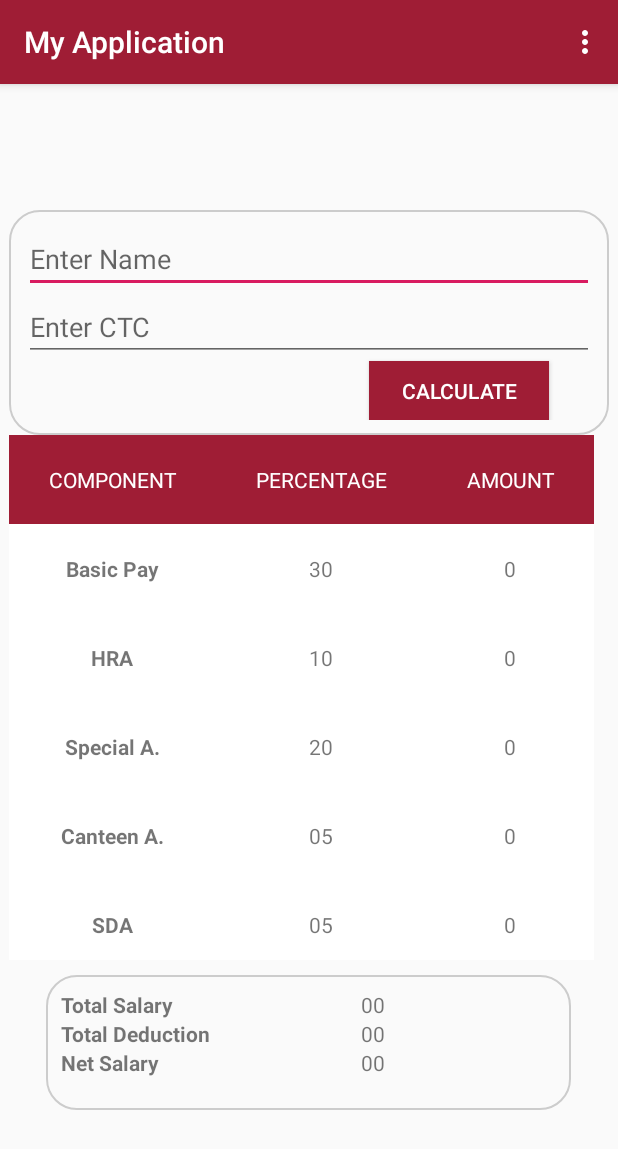
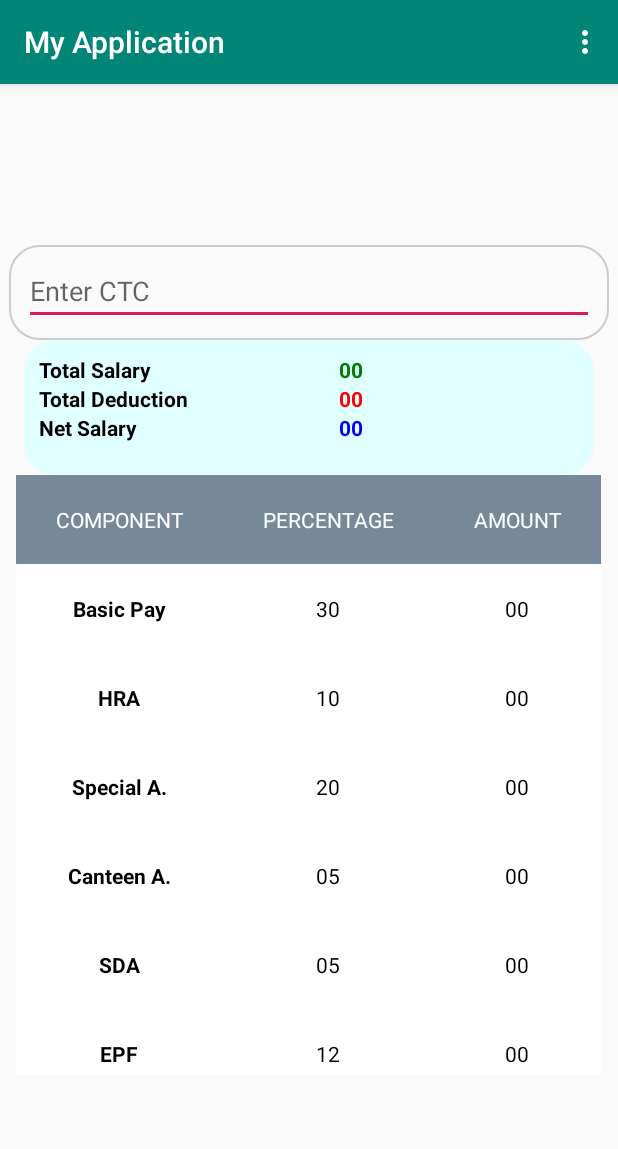
Before and after one commit to Pranali-Gaikwad/Salary-Calculator, an Android app: the screen it shows after launch (NewActivity), in the options menu, after a tap on "History", on a phone screen of 412 x 824 dp. Shown: the top 1149 px of the screen. Run offline under Robolectric (Android 15) with nearby library versions, the phone set to English and light mode, and no system bars.

Commit message:
Add Validation method for CTC and remove Calculate Button Use another option to dispaly result

```diff
--- a/app/src/main/AndroidManifest.xml
+++ b/app/src/main/AndroidManifest.xml
@@ -6,13 +6,14 @@
         android:allowBackup="true"
         android:icon="@mipmap/ic_launcher"
         android:label="@string/app_name"
+
         android:roundIcon="@mipmap/ic_launcher_round"
         android:supportsRtl="true"
         android:theme="@style/AppTheme">
 
         <activity android:name=".ThirdActivity"></activity>
         <activity android:name=".NewActivity"
-       android:windowSoftInputMode="adjustPan"> </activity>>
+       android:windowSoftInputMode="adjustResize|adjustPan"> </activity>>
         <activity android:name=".FourthActivity"></activity>
 
 
--- a/app/src/main/java/com/example/myapplication/NewActivity.java
+++ b/app/src/main/java/com/example/myapplication/NewActivity.java
@@ -5,10 +5,10 @@ import androidx.appcompat.app.AppCompatActivity;
 import android.content.Intent;
 import android.os.Bundle;
 import android.text.TextUtils;
+import android.view.KeyEvent;
 import android.view.Menu;
 import android.view.MenuItem;
 import android.view.View;
-import android.widget.Button;
 import android.widget.EditText;
 import android.widget.TextView;
 import java.text.DecimalFormat;
@@ -18,7 +18,6 @@ public class NewActivity extends AppCompatActivity {
     private static DecimalFormat df2 = new DecimalFormat("#.##");
 
     EditText ctc1;
-    Button btncal;
 
     TextView basicpayPer1;
     TextView basicpayAmt1;
@@ -52,6 +51,13 @@ public class NewActivity extends AppCompatActivity {
     double sap=20;
     double cap=5;
     double sdap=5;
+    double epfp=12;
+    double taxp;
+    double epfa;
+    double taxa;
+
+    double neta;
+
 
 
 
@@ -68,7 +74,6 @@ public class NewActivity extends AppCompatActivity {
         setContentView(R.layout.new_activity);
 
         ctc1 = findViewById(R.id.ctc);
-        btncal = findViewById(R.id.btnCalculate);
 
         basicpayPer1 = findViewById(R.id.basicPayPer);
         basicpayAmt1 = findViewById(R.id.basicPayAmt);
@@ -93,52 +98,74 @@ public class NewActivity extends AppCompatActivity {
 
         netsalaryAmt1 = findViewById(R.id.netsalaryAmt);
 
+        total=findViewById(R.id.permonth);
+        ded=findViewById(R.id.permonthDeduction);
+        net=findViewById(R.id.NetFinalDisplay);
 
-
-        btncal.setOnClickListener(new View.OnClickListener() {
-            @Override
-            public void onClick(View v) {
+        ctc1.setOnKeyListener(new EditText.OnKeyListener()
+        {
+            public boolean onKey(View v, int KeyCode, KeyEvent event) {
+                if (event.getAction() == KeyEvent.ACTION_DOWN) {
+                    switch (KeyCode) {
+                        case KeyEvent.KEYCODE_DPAD_CENTER:
+                        case KeyEvent.KEYCODE_ENTER:
                             calculatorMethod();
+                            return true;
+                        default:
+                            break;
 
                     }
+                }
+                return false;
+            }
             });
+    }
+    boolean isEmpty(EditText text)
+    {
+        CharSequence str= text.getText().toString();
+        return TextUtils.isEmpty(str);
 
     }
     public void calculatorMethod() {
 
+        if (isEmpty(ctc1)) {
+            ctc1.setError("CTC is Required");
+
+        } else {
             double ctcSalary = Double.parseDouble(ctc1.getText().toString());
             double bpAmt = Double.parseDouble(basicpayAmt1.getText().toString());
             double hraA = Double.parseDouble(hraAmt1.getText().toString());
             double saa = Double.parseDouble(saAmt1.getText().toString());
             double caa = Double.parseDouble(caAmt1.getText().toString());
             double sdaa = Double.parseDouble(sdaAmt1.getText().toString());
-        double epfp = Double.parseDouble(epfPer1.getText().toString());
-        double epfa = Double.parseDouble(epfAmt1.getText().toString());
-        double taxp = Double.parseDouble(taxPer1.getText().toString());
-        double taxa = Double.parseDouble(taxAmt1.getText().toString());
-        double neta = Double.parseDouble(netsalaryAmt1.getText().toString());
+           // double epfp = Double.parseDouble(epfPer1.getText().toString());
+           // double epfa = Double.parseDouble(epfAmt1.getText().toString());
+           // double taxp = Double.parseDouble(taxPer1.getText().toString());
+          //  double taxa = Double.parseDouble(taxAmt1.getText().toString());
+          //  double neta = Double.parseDouble(netsalaryAmt1.getText().toString());
 
-        epfp = 12;
+
 
 
             if (ctcSalary >= 0 && ctcSalary <= 250000) {
                 taxp = 0;
-            taxa = (ctcSalary * taxp / 100)/12;
+                taxa = (ctcSalary * taxp / 100) / 12;
 
             } else if (ctcSalary > 250000 && ctcSalary <= 500000) {
                 taxp = 5;
-            taxa = (ctcSalary * taxp / 100)/12;
+                double above2AndHalf = ctcSalary - 250000;
+                taxa = (above2AndHalf * taxp / 100) / 12;
 
             } else if (ctcSalary > 500000 && ctcSalary <= 1000000) {
                 taxp = 20;
-            double above5=ctcSalary-500000;
-            taxa =(12500+(above5 * taxp /100))/12;
+                double above5 = ctcSalary - 500000;
+                taxa = (12500 + (above5 * taxp / 100)) / 12;
 
             } else {
-            taxp=30;
-            double above5=ctcSalary-1000000;
+                taxp = 30;
+                double above10 = ctcSalary - 1000000;
 
-            taxa =(112500+(above5 * taxp /100))/12;
+                taxa = (112500 + (above10 * taxp / 100)) / 12;
 
             }
 
@@ -148,9 +175,9 @@ public class NewActivity extends AppCompatActivity {
             caa = (ctcSalary / 12) * cap / 100;
             sdaa = (ctcSalary / 12) * sdap / 100;
             epfa = (ctcSalary / 12) * epfp / 100;
-
             neta = (ctcSalary / 12) - (epfa + taxa);
 
+            double t=bpPer+hrap+sap+cap+sdap+epfp+taxp;
 
             basicpayAmt1.setText(String.valueOf(df2.format(bpAmt)));
             hraAmt1.setText(String.valueOf(df2.format(hraA)));
@@ -162,17 +189,16 @@ public class NewActivity extends AppCompatActivity {
             taxPer1.setText(String.valueOf(taxp));
             taxAmt1.setText(String.valueOf(df2.format(taxa)));
             netsalaryAmt1.setText(String.valueOf(df2.format(neta)));
+            total.setText(String.valueOf(df2.format((ctcSalary / 12))));
+            ded.setText(String.valueOf(df2.format((taxa + epfa))));
+            net.setText(String.valueOf(df2.format(neta)));
+
+        }
+
     }
 
 
 
-
-    boolean isEmpty(EditText text)
-    {
-        CharSequence str= text.getText().toString();
-        return TextUtils.isEmpty(str);
-
-    }
 
     @Override
     public boolean onOptionsItemSelected(@NonNull MenuItem item)
@@ -208,12 +234,61 @@ public class NewActivity extends AppCompatActivity {
                 sap = Double.parseDouble(texts);
                 cap = Double.parseDouble(textc);
                 sdap = Double.parseDouble(textsd);
+                double ctcSalary = Double.parseDouble(ctc1.getText().toString());
+
+                if (bpPer!=30)
+                {
+
+                    double bpAmt = Double.parseDouble(basicpayAmt1.getText().toString());
+                    bpAmt = (ctcSalary / 12) * bpPer / 100;
+                     basicpayAmt1.setText(String.valueOf(df2.format(bpAmt)));
+
+
+                }
+                if (hrap!=10)
+                {
+
+                    double hraA = Double.parseDouble(hraAmt1.getText().toString());
+                    hraA = (ctcSalary / 12) * hrap / 100;
+                    hraAmt1.setText(String.valueOf(df2.format(hraA)));
+
+                }
+                if (sap!=20)
+                {
+                    double saa = Double.parseDouble(saAmt1.getText().toString());
+                    saa = (ctcSalary / 12) * sap / 100;
+                    saAmt1.setText(String.valueOf(df2.format(saa)));
+
+                }
+              if (cap!=5)
+                {
+
+                    double caa = Double.parseDouble(caAmt1.getText().toString());
+                    caa = (ctcSalary / 12) * cap / 100;
+                    caAmt1.setText(String.valueOf(df2.format(caa)));
+
+
+
+                }
+             if(sdap!=5)
+                {
+                    double sdaa = Double.parseDouble(sdaAmt1.getText().toString());
+                    sdaa = (ctcSalary / 12) * sdap / 100;
+                    sdaAmt1.setText(String.valueOf(df2.format(sdaa)));
+
+                }
 
                 basicpayPer1.setText(String.valueOf(bpPer));
                 hraPer1.setText(String.valueOf(hrap));
                 saPer1.setText(String.valueOf(sap));
                 caPer1.setText(String.valueOf(cap));
                 sdaPer1.setText(String.valueOf(sdap));
+                total.setText(String.valueOf(df2.format((ctcSalary / 12))));
+
+                epfp = 12;
+                epfa = (ctcSalary / 12) * epfp / 100;
+                ded.setText(String.valueOf(df2.format((taxa + epfa))));
+                net.setText(String.valueOf(df2.format(neta)));
 
             }
         }
--- a/app/src/main/res/layout/activity_main.xml
+++ b/app/src/main/res/layout/activity_main.xml
@@ -26,7 +26,7 @@
             <ImageView
                 android:layout_width="400sp"
                 android:layout_height="450sp"
-                android:background="#9f1d35"
+                android:background="#DCDCDC"
                 android:gravity="center"
                 android:src="@drawable/salaryimage" />
 
@@ -39,7 +39,7 @@
             android:layout_marginBottom="30sp"
             android:gravity="center"
             android:text="@string/title"
-            android:textColor="#9f1d35"
+
             android:textSize="30dp"
             android:textStyle="bold" />
     </LinearLayout>
--- a/app/src/main/res/layout/new_activity.xml
+++ b/app/src/main/res/layout/new_activity.xml
@@ -8,17 +8,9 @@
 
     <LinearLayout
         android:layout_width="400dp"
-        android:layout_height="150dp"
+        android:layout_height="63dp"
         android:background="@drawable/customborder"
         android:orientation="vertical">
-
-
-        <EditText
-            android:id="@+id/name"
-            android:layout_width="match_parent"
-            android:layout_height="wrap_content"
-            android:hint="Enter Name" />
-
 
         <EditText
             android:id="@+id/ctc"
@@ -27,33 +19,89 @@
             android:layout_height="wrap_content"
             android:hint="Enter CTC" />
 
-        <Button
-            android:id="@+id/btnCalculate"
-            android:layout_width="120dp"
-            android:layout_height="wrap_content"
-            android:layout_marginLeft="230sp"
-            android:background="#9f1d35"
-            android:text="@string/btncheck"
-            android:textColor="#ffffff" />
+    </LinearLayout>
+    <LinearLayout
+        android:orientation="vertical"
+        android:layout_width="380dp"
+        android:layout_height="90dp"
 
+        android:backgroundTint="#e0ffff"
+        android:background="@drawable/customborder">
+
+        <LinearLayout android:orientation="horizontal"
+            android:layout_width="fill_parent"
+            android:layout_height="wrap_content">
+            <TextView
+                android:textStyle="bold"
+                android:layout_width="200dp"
+                android:layout_height="match_parent"
+                android:textColor="#000000"
+                android:text="Total Salary" />
+
+            <TextView
+                android:text="00"
+                android:textColor="#007d00"
+                android:textStyle="bold"
+                android:layout_width="200dp"
+                android:layout_height="match_parent"
+                android:id="@+id/permonth" />
+
+        </LinearLayout>
+        <LinearLayout android:orientation="horizontal"
+            android:layout_width="fill_parent"
+            android:layout_height="wrap_content">
+            <TextView
+                android:textStyle="bold"
+                android:layout_width="200dp"
+                android:textColor="#000000"
+                android:layout_height="match_parent"
+                android:text="Total Deduction" />
+
+            <TextView
+                android:text="00"
+                android:layout_width="200dp"
+                android:layout_height="match_parent"
+                android:textColor="#ff0000"
+                android:textStyle="bold"
+                android:id="@+id/permonthDeduction" />
+
+        </LinearLayout>
+        <LinearLayout android:orientation="horizontal"
+            android:layout_width="fill_parent"
+            android:layout_height="wrap_content">
+            <TextView
+                android:textStyle="bold"
+                android:layout_width="200dp"
+                android:textColor="#000000"
+                android:layout_height="match_parent"
+                android:text="Net Salary" />
+
+            <TextView
+                android:text="00"
+                android:textColor="#0000ff"
+                android:textStyle="bold"
+                android:layout_width="200dp"
+                android:layout_height="match_parent"
+                android:id="@+id/NetFinalDisplay" />
+
+        </LinearLayout>
     </LinearLayout>
-
-    <LinearLayout
-        android:layout_width="400dp"
-        android:layout_height="wrap_content"
+        <LinearLayout
+        android:layout_width="390dp"
+        android:layout_height="400dp"
         android:orientation="horizontal"
 
         android:gravity="center">
 
         <ScrollView xmlns:android="http://schemas.android.com/apk/res/android"
             android:layout_width="match_parent"
-            android:layout_height="350dp"
+            android:layout_height="400dp"
             android:fillViewport="true">
 
         <TableLayout
 
             android:layout_width="390dp"
-            android:layout_height="match_parent"
+            android:layout_height="wrap_content"
             android:shrinkColumns="*"
             android:stretchColumns="*"
             android:background="#ffffff">
@@ -67,7 +115,7 @@
                     android:id="@+id/TextView1"
                     android:text="COMPONENT"
                     android:layout_weight="1"
-                    android:background="#9f1d35"
+                    android:background="#778899"
                     android:textColor="#ffffff"
                     android:padding="20dip"
                     android:gravity="center"/>
@@ -76,7 +124,7 @@
                     android:id="@+id/TextView2"
                     android:text="PERCENTAGE"
                     android:layout_weight="1"
-                    android:background="#9f1d35"
+                    android:background="#778899"
                     android:textColor="#ffffff"
                     android:padding="20dip"
                     android:gravity="center"/>
@@ -85,7 +133,7 @@
                     android:id="@+id/TextView3"
                     android:text="AMOUNT"
                     android:layout_weight="1"
-                    android:background="#9f1d35"
+                    android:background="#778899"
                     android:textColor="#ffffff"
                     android:padding="20dip"
                     android:gravity="center"/>
@@ -102,11 +150,13 @@
                     android:textStyle="bold"
                     android:layout_weight="1"
                     android:padding="20dip"
+                    android:textColor="#000000"
                     android:gravity="center"/>
 
                 <TextView
                     android:id="@+id/basicPayPer"
                     android:text="30"
+                    android:textColor="#000000"
                     android:layout_weight="1"
                     android:padding="20dip"
                     android:gravity="center"/>
@@ -114,6 +164,7 @@
                 <TextView
                     android:id="@+id/basicPayAmt"
                     android:text="00"
+                    android:textColor="#000000"
                     android:layout_weight="1"
                     android:padding="20dip"
                     android:gravity="center"/>
@@ -131,12 +182,14 @@
                     android:text="HRA"
                     android:textStyle="bold"
                     android:layout_weight="1"
+                    android:textColor="#000000"
                     android:padding="20dip"
                     android:gravity="center"/>
 
                 <TextView
                     android:id="@+id/hraPer"
                     android:text="10"
+                    android:textColor="#000000"
                     android:layout_weight="1"
                     android:padding="20dip"
                     android:gravity="center"/>
@@ -144,6 +197,7 @@
                 <TextView
                     android:id="@+id/hraAmt"
                     android:text="00"
+                    android:textColor="#000000"
                     android:layout_weight="1"
                     android:padding="20dip"
                     android:gravity="center"/>
@@ -159,6 +213,7 @@
                     android:text="Special A."
                     android:textStyle="bold"
                     android:layout_weight="1"
+                    android:textColor="#000000"
                     android:padding="20dip"
                     android:gravity="center"/>
 
@@ -167,11 +222,13 @@
                     android:text="20"
                     android:layout_weight="1"
                     android:padding="20dip"
+                    android:textColor="#000000"
                     android:gravity="center"/>
 
                 <TextView
                     android:id="@+id/saAmt"
                     android:text="00"
+                    android:textColor="#000000"
                     android:layout_weight="1"
                     android:padding="20dip"
                     android:gravity="center"/>
@@ -187,12 +244,14 @@
                     android:text="Canteen A."
                     android:textStyle="bold"
                     android:layout_weight="1"
+                    android:textColor="#000000"
                     android:padding="20dip"
                     android:gravity="center"/>
 
                 <TextView
                     android:id="@+id/caPer"
                     android:text="05"
+                    android:textColor="#000000"
                     android:layout_weight="1"
                     android:padding="20dip"
                     android:gravity="center"/>
@@ -200,6 +259,7 @@
                 <TextView
                     android:id="@+id/caAmt"
                     android:text="00"
+                    android:textColor="#000000"
                     android:layout_weight="1"
                     android:padding="20dip"
                     android:gravity="center"/>
@@ -214,13 +274,14 @@
 
                     android:text="SDA"
                     android:textStyle="bold"
-
+                    android:textColor="#000000"
                     android:padding="20dip"
                     android:gravity="center"/>
 
                 <TextView
                     android:id="@+id/sdaPer"
                     android:text="05"
+                    android:textColor="#000000"
                     android:layout_weight="1"
                     android:padding="20dip"
                     android:gravity="center"/>
@@ -228,6 +289,7 @@
                 <TextView
                     android:id="@+id/sdaAmt"
                     android:text="00"
+                    android:textColor="#000000"
                     android:layout_weight="1"
                     android:padding="20dip"
                     android:gravity="center"/>
@@ -242,6 +304,7 @@
 
                     android:text="EPF"
                     android:textStyle="bold"
+                    android:textColor="#000000"
                     android:layout_weight="1"
                     android:padding="20dip"
                     android:gravity="center"/>
@@ -250,12 +313,14 @@
                     android:id="@+id/epfPer"
                     android:text="12"
                     android:layout_weight="1"
+                    android:textColor="#000000"
                     android:padding="20dip"
                     android:gravity="center"/>
 
                 <TextView
                     android:id="@+id/epfAmt"
                     android:text="00"
+                    android:textColor="#000000"
                     android:layout_weight="1"
                     android:padding="20dip"
                     android:gravity="center"/>
@@ -269,14 +334,16 @@
                 <TextView
 
                     android:text="TAX"
+                    android:layout_weight="1"
                     android:textStyle="bold"
-                    android:layout_weight="1"
+                    android:textColor="#000000"
                     android:padding="20dip"
                     android:gravity="center"/>
 
                 <TextView
                     android:id="@+id/taxPer"
                     android:text="00"
+                    android:textColor="#000000"
                     android:layout_weight="1"
                     android:padding="20dip"
                     android:gravity="center"/>
@@ -284,7 +351,7 @@
                 <TextView
                     android:id="@+id/taxAmt"
                     android:text="00"
-                    android:textColor="@color/colorAccent"
+                    android:textColor="#000000"
                     android:layout_weight="1"
                     android:padding="20dip"
                     android:gravity="center"/>
@@ -301,6 +368,7 @@
 
                     android:text="Net Salary"
                     android:textStyle="bold"
+                    android:textColor="#000000"
                     android:layout_weight="1"
                     android:padding="20dip"
                     android:gravity="center"/>
@@ -310,13 +378,15 @@
                     android:text="-"
                     android:layout_weight="1"
                     android:padding="20dip"
+                    android:textColor="#000000"
                     android:gravity="center"/>
 
                 <TextView
                     android:id="@+id/netsalaryAmt"
                     android:text="00"
+                    android:textColor="#000000"
                     android:background="#dcdcdc"
-                    android:textColor="#000000"
+
                     android:layout_weight="1"
                     android:padding="20dip"
                     android:gravity="center"/>
@@ -325,64 +395,5 @@
         </TableLayout>
         </ScrollView>
     </LinearLayout>
-   <LinearLayout android:orientation="vertical"
-        android:layout_width="350dp"
-        android:layout_height="90dp"
-        android:layout_marginTop="10dp"
-        android:background="@drawable/customborder">
-
-        <LinearLayout android:orientation="horizontal"
-            android:layout_width="fill_parent"
-            android:layout_height="wrap_content">
-        <TextView
-            android:textStyle="bold"
-            android:layout_width="200dp"
-            android:layout_height="match_parent"
-
-           android:text="Total Salary" />
-
-        <TextView
-            android:text="00"
-            android:layout_width="200dp"
-            android:layout_height="match_parent"
-            android:id="@+id/permonth" />
-
-        </LinearLayout>
-        <LinearLayout android:orientation="horizontal"
-            android:layout_width="fill_parent"
-            android:layout_height="wrap_content">
-            <TextView
-                android:textStyle="bold"
-                android:layout_width="200dp"
-                android:layout_height="match_parent"
-                android:text="Total Deduction" />
-
-            <TextView
-                android:text="00"
-                android:layout_width="200dp"
-                android:layout_height="match_parent"
-                android:id="@+id/permonthDeduction" />
-
-        </LinearLayout>
-        <LinearLayout android:orientation="horizontal"
-            android:layout_width="fill_parent"
-            android:layout_height="wrap_content">
-            <TextView
-                android:textStyle="bold"
-                android:layout_width="200dp"
-                android:layout_height="match_parent"
-                android:text="Net Salary" />
-
-            <TextView
-                android:text="00"
-                android:layout_width="200dp"
-                android:layout_height="match_parent"
-                android:id="@+id/NetFinal" />
-
-        </LinearLayout>
 
     </LinearLayout>
-
-
-
-</LinearLayout>
--- a/app/src/main/res/values/strings.xml
+++ b/app/src/main/res/values/strings.xml
@@ -3,8 +3,8 @@
     <string name="title">SALARY CALCULATOR</string>
     <string name="name">Name</string>
     <string name="salary">CTC</string>
-    <string name="tax">Tax  </string>
-    <string name="epf">EPF  </string>
+    <string name="tax">Tax</string>
+    <string name="epf">EPF</string>
     <string name="netsalary">Net Salary</string>
     <string name="btncheck">CALCULATE</string>
     <string name="btnsetting">Settings</string>
--- a/app/src/main/res/values/styles.xml
+++ b/app/src/main/res/values/styles.xml
@@ -3,7 +3,7 @@
     <!-- Base application theme. -->
     <style name="AppTheme" parent="Theme.AppCompat.Light.DarkActionBar">
         <!-- Customize your theme here. -->
-        <item name="colorPrimary">#9f1d35</item>
+        <item name="colorPrimary">@color/colorPrimary</item>
         <item name="colorPrimaryDark">@color/colorPrimaryDark</item>
         <item name="colorAccent">@color/colorAccent</item>
 
```
Also changed, not shown: app/src/main/java/com/example/myapplication/ThirdActivity.java (+0 -16 lines), app/src/main/res/layout/third_activity.xml (+13 -7 lines). Lines whose indentation alone changed are shown as unchanged.
